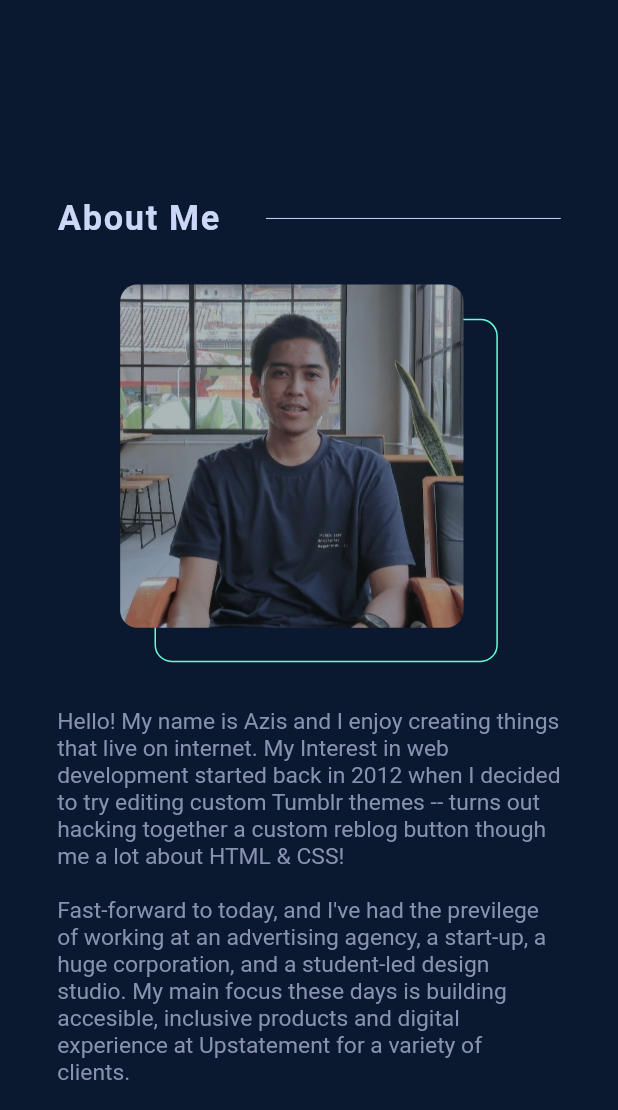
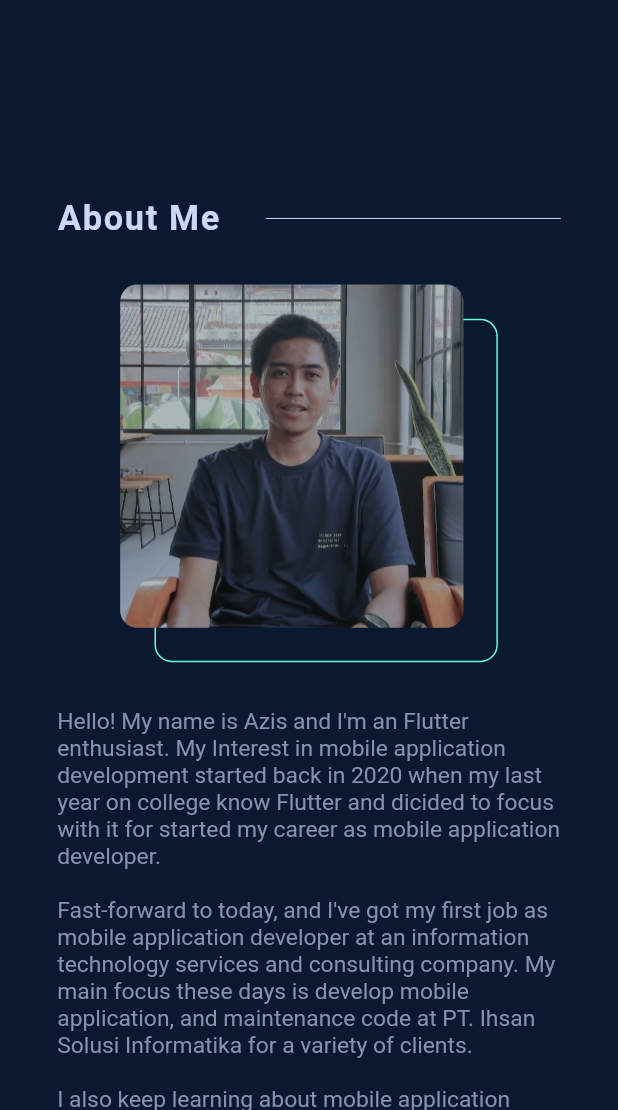
Before and after one commit to fathulaziss/personal-website, a Flutter app: the screen it shows after launch, scrolled down 576 dp, on a phone screen of 412 x 824 dp, the part 126-1236 px from its top. Run offline on Flutter 3.47's test engine with Material 2 defaults, Android fonts, the phone set to English and light mode, and no system bars; our stand-ins replace flutter_screenutil, google_fonts; Roboto replaces fonts that are missing (Heebo).

Commit message:
fix about me

```diff
--- a/lib/data/data.dart
+++ b/lib/data/data.dart
@@ -1,4 +1,4 @@
 const String about =
-    "Hello! My name is Azis and I enjoy creating things that live on internet. My Interest in web development started back in 2012 when I decided to try editing custom Tumblr themes -- turns out hacking together a custom reblog button though me a lot about HTML & CSS!\n\nFast-forward to today, and I've had the previlege of working at an advertising agency, a start-up, a huge corporation, and a student-led design studio. My main focus these days is building accesible, inclusive products and digital experience at Upstatement for a variety of clients.\n\nI also recently launched a course that covers everything you need to build a web app with the Spotify API using Node & React.\n\nHere are a few technologies I've been working with recently :";
+    "Hello! My name is Azis and I'm an Flutter enthusiast. My Interest in mobile application development started back in 2020 when my last year on college know Flutter and dicided to focus with it for started my career as mobile application developer.\n\nFast-forward to today, and I've got my first job as mobile application developer at an information technology services and consulting company. My main focus these days is develop mobile application, and maintenance code at PT. Ihsan Solusi Informatika for a variety of clients.\n\nI also keep learning about mobile application development especially Flutter on my free time to update my knowledge.\n\nHere are a few technologies or tools I've been working with recently :";
 
 const List listTechnologies = ['Flutter', 'Firebase', 'REST-API', 'Figma'];
--- a/lib/widgets/others/about.dart
+++ b/lib/widgets/others/about.dart
@@ -47,7 +47,7 @@ class About extends StatelessWidget {
             const AboutDetailTwo()
           else
             const AboutDetailOne(),
-          verticalSpace(20.h),
+          verticalSpace(10.h),
           Padding(
             padding: MediaQuery.of(context).size.width < 960
                 ? EdgeInsets.zero
```
Also changed, not shown: 3 other files.
